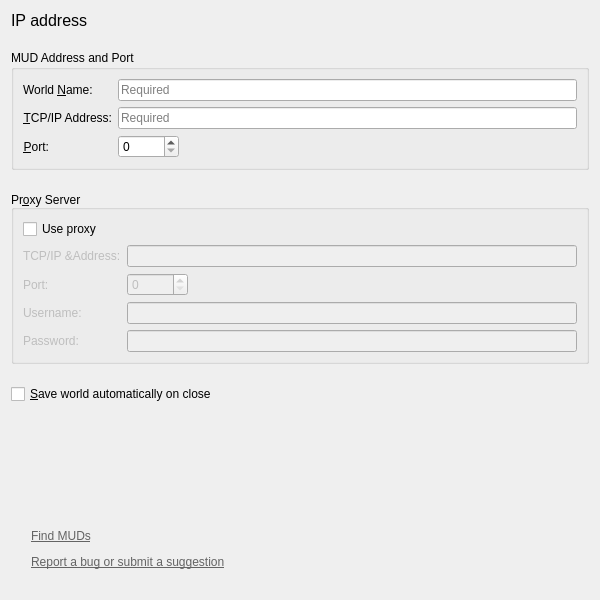
Above: smushclient-qt/cpp/ui/prefs/address.ui from jnbooth/smushclient before the change. Below: the same form after it.
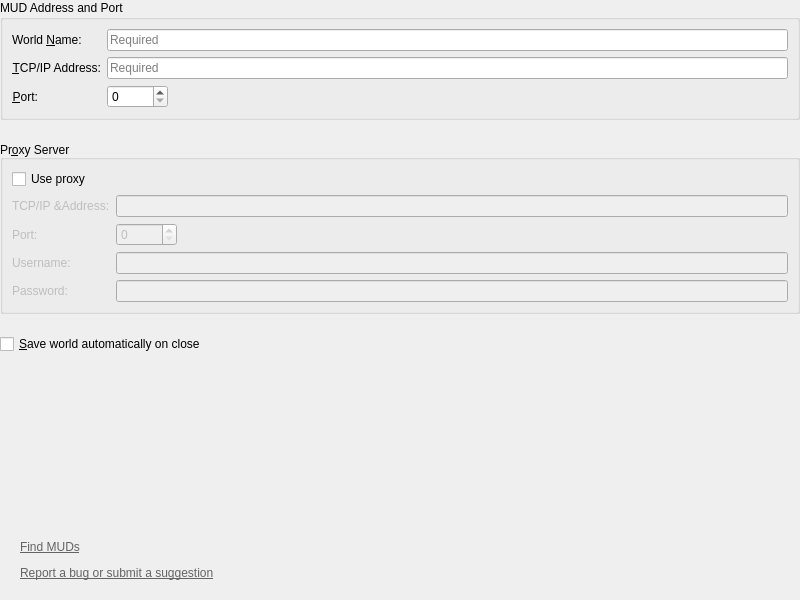
That is the form after the change.

What changed in the file:
```diff
--- a/smushclient-qt/cpp/ui/prefs/address.ui
+++ b/smushclient-qt/cpp/ui/prefs/address.ui
@@ -6,7 +6,7 @@
    <rect>
     <x>0</x>
     <y>0</y>
-    <width>600</width>
+    <width>800</width>
     <height>600</height>
    </rect>
   </property>
@@ -17,24 +17,18 @@
    <property name="spacing">
     <number>20</number>
    </property>
-   <item>
-    <widget class="QLabel" name="label_title">
-     <property name="sizePolicy">
-      <sizepolicy hsizetype="Preferred" vsizetype="Fixed">
-       <horstretch>0</horstretch>
-       <verstretch>0</verstretch>
-      </sizepolicy>
-     </property>
-     <property name="font">
-      <font>
-       <pointsize>12</pointsize>
-      </font>
-     </property>
-     <property name="text">
-      <string>IP address</string>
-     </property>
-    </widget>
-   </item>
+   <property name="leftMargin">
+    <number>0</number>
+   </property>
+   <property name="topMargin">
+    <number>0</number>
+   </property>
+   <property name="rightMargin">
+    <number>0</number>
+   </property>
+   <property name="bottomMargin">
+    <number>0</number>
+   </property>
    <item>
     <widget class="QGroupBox" name="_mud">
      <property name="sizePolicy">
```
